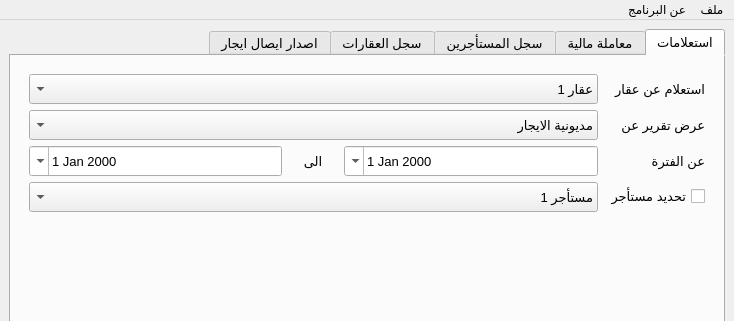
Qt form mainwindow.ui (khaledfathi/estates) before a commit; both pictures show x 0 to 734 and y 0 to 321 of the 734 by 660 pixel window.
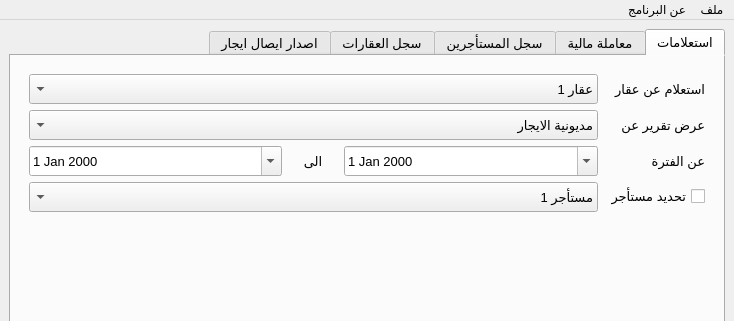
The same form after that commit. The open tabs and pages were chosen to show the change. Icons and pictures are not drawn.

Patch:
```diff
--- a/mainwindow.ui
+++ b/mainwindow.ui
@@ -160,6 +160,9 @@
                  <pointsize>10</pointsize>
                 </font>
                </property>
+               <property name="layoutDirection">
+                <enum>Qt::LeftToRight</enum>
+               </property>
                <property name="buttonSymbols">
                 <enum>QAbstractSpinBox::NoButtons</enum>
                </property>
@@ -309,6 +312,9 @@
                  <pointsize>10</pointsize>
                 </font>
                </property>
+               <property name="layoutDirection">
+                <enum>Qt::LeftToRight</enum>
+               </property>
                <property name="buttonSymbols">
                 <enum>QAbstractSpinBox::NoButtons</enum>
                </property>
```
Left out of the diff: 11 changed lines with no effect on the pictures.
